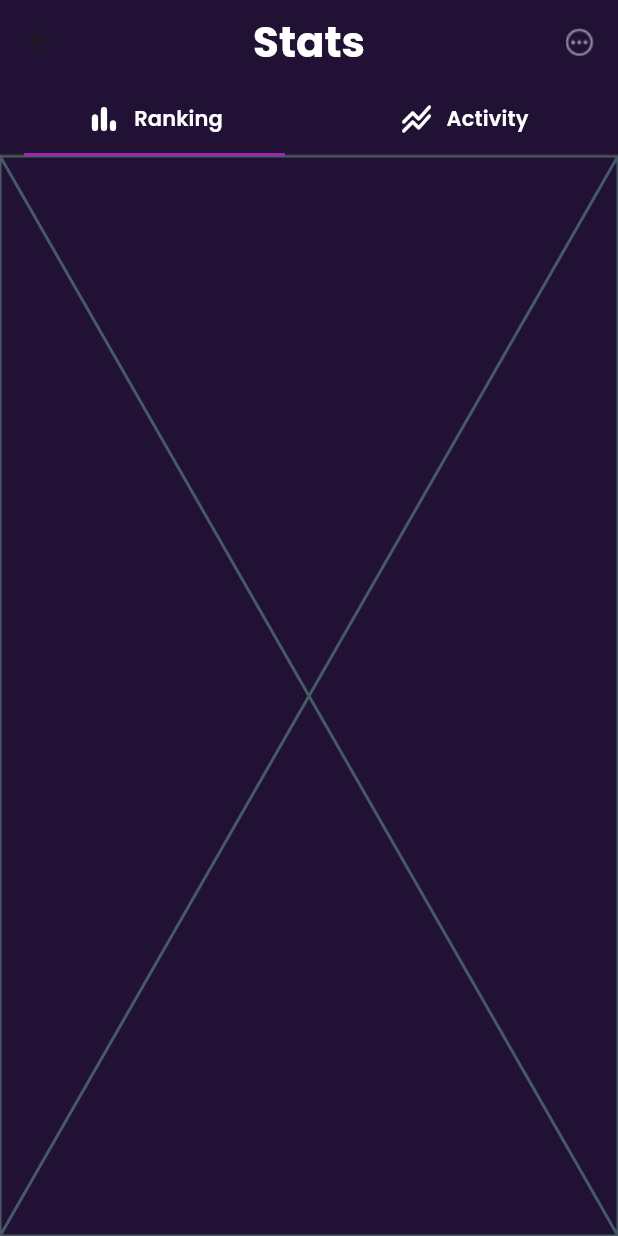
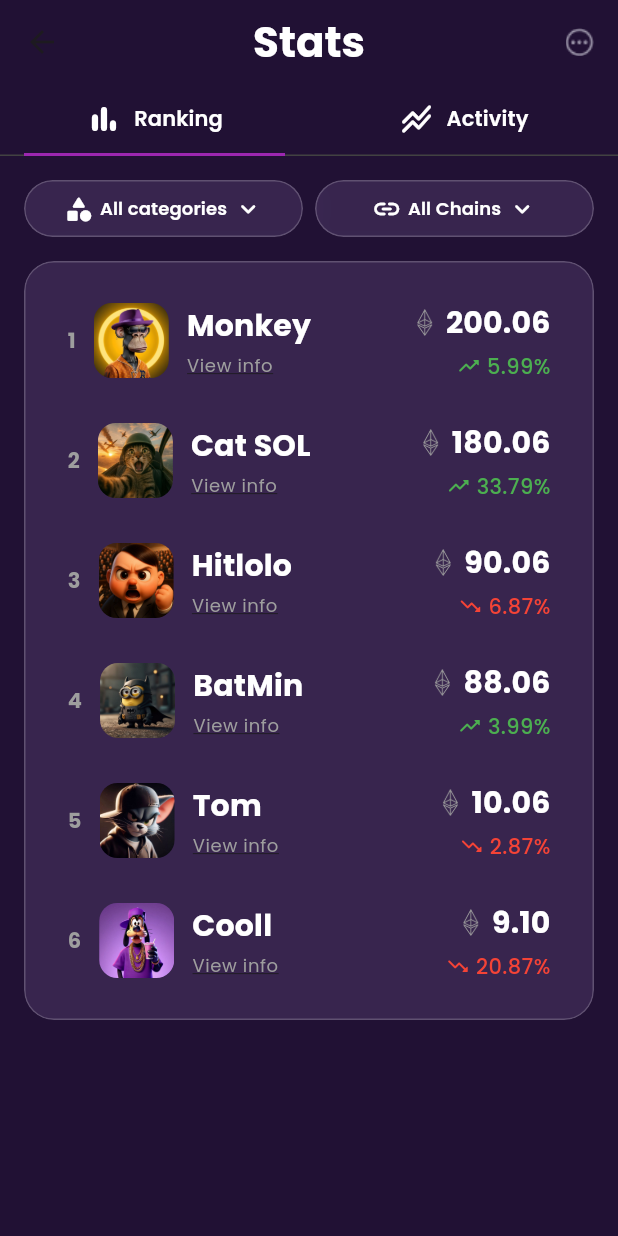
Before and after one commit to ShervinKazemi/Artora, a Flutter app: the StatsPage screen opened directly, on a phone screen of 412 x 824 dp. Run offline on Flutter 3.47's test engine with Material 3 defaults, Android fonts, the phone set to English and light mode, and no system bars; our stand-ins replace carousel_slider, gap, google_fonts.

Commit message:
feat(main): ranking_page add successfully

```diff
--- a/lib/main.dart
+++ b/lib/main.dart
@@ -1,6 +1,8 @@
 import 'package:artora/app.dart';
 import 'package:artora/presentation/home/data/repository/nft_repository.dart';
 import 'package:artora/presentation/home/home_provider.dart';
+import 'package:artora/presentation/stats/data/repository/stats_repository.dart';
+import 'package:artora/presentation/stats/stats_provider.dart';
 import 'package:artora/shared/service/json_data_service.dart';
 import 'package:flutter/material.dart';
 import 'package:flutter/services.dart';
@@ -10,13 +12,19 @@ void main() {
   WidgetsFlutterBinding.ensureInitialized();
   SystemChrome.setEnabledSystemUIMode(SystemUiMode.edgeToEdge);
 
-  final NftRepository nftRepository = NftRepository(JsonDataService());
+  final JsonDataService jsonDataService = JsonDataService();
+
+  final NftRepository nftRepository = NftRepository(jsonDataService);
+  final StatsRepository statsRepository = StatsRepository(jsonDataService);
 
   runApp(
     MultiProvider(
       providers: [
         ChangeNotifierProvider(
           create: (context) => HomeProvider(nftRepository),
+        ),
+        ChangeNotifierProvider(
+          create: (context) => StatsProvider(statsRepository)
         )
       ],
       child: const App(),
--- a/lib/presentation/stats/widget/ranking_page.dart
+++ b/lib/presentation/stats/widget/ranking_page.dart
@@ -1,10 +1,71 @@
+import 'package:artora/presentation/stats/stats_provider.dart';
+import 'package:artora/presentation/stats/widget/stats_list.dart';
+import 'package:artora/shared/widget/glassmorphism.dart';
 import 'package:flutter/material.dart';
+import 'package:gap/gap.dart';
+import 'package:artora/shared/widget/custom_button.dart';
+import 'package:provider/provider.dart';
 
+/// A page that displays NFT rankings with filtering options
 class RankingPage extends StatelessWidget {
+  static const double _padding = 16.0;
+
   const RankingPage({super.key});
 
   @override
   Widget build(BuildContext context) {
-    return const Placeholder();
+    final theme = Theme.of(context);
+
+    return CustomScrollView(
+      physics: const BouncingScrollPhysics(
+        parent: AlwaysScrollableScrollPhysics(),
+      ),
+      slivers: [
+        // Filter buttons section
+        SliverPadding(
+          padding: const EdgeInsets.all(_padding),
+          sliver: SliverToBoxAdapter(
+            child: Row(
+              children: [
+                Expanded(
+                  child: CustomButton(
+                    theme: theme,
+                    text: "All categories",
+                    icon: Icons.category_rounded,
+                  ),
+                ),
+                const Gap(8),
+                Expanded(
+                  child: CustomButton(
+                    theme: theme,
+                    text: "All Chains",
+                    icon: Icons.link_rounded,
+                  ),
+                ),
+              ],
+            ),
+          ),
+        ),
+
+        // Stats list section
+        SliverPadding(
+          padding: const EdgeInsets.symmetric(horizontal: _padding),
+          sliver: SliverToBoxAdapter(
+            child: GlassMorphism(
+              backgroundColor: theme.colorScheme.primary,
+              child: Card(
+                elevation: 0,
+                color: Colors.transparent,
+                child: Consumer<StatsProvider>(
+                  builder: (context, provider, _) => provider.stats.isEmpty
+                    ? const Center(child: CircularProgressIndicator())
+                    : StatsList(stats: provider.stats),
+                ),
+              ),
+            ),
+          ),
+        ),
+      ],
+    );
   }
 }
--- /dev/null
+++ b/lib/presentation/stats/widget/stats_item.dart
@@ -0,0 +1,137 @@
+import 'package:artora/core/constants.dart';
+import 'package:artora/presentation/stats/data/model/stats.dart';
+import 'package:flutter/material.dart';
+import 'package:gap/gap.dart';
+
+class StatsItem extends StatelessWidget {
+  static const double _imageSize = 50.0;
+  static const double _ethIconSize = 20.0;
+
+  final Stats stats;
+  const StatsItem({super.key, required this.stats});
+
+  @override
+  Widget build(BuildContext context) {
+    final theme = Theme.of(context);
+    final isPositiveChange = stats.chance >= 0;
+
+    return Container(
+      padding: const EdgeInsets.symmetric(horizontal: 8.0, vertical: 8.0),
+      child: Row(
+        mainAxisAlignment: MainAxisAlignment.spaceBetween,
+        children: [
+          Expanded(
+            flex: 3,
+            child: Row(
+              children: [
+                Text(
+                  "${stats.id}",
+                  style: theme.textTheme.bodyMedium?.copyWith(
+                    color: Colors.grey,
+                    fontWeight: FontWeight.bold,
+                  ),
+                ),
+                const Gap(12),
+                ClipRRect(
+                  borderRadius: BorderRadius.circular(12),
+                  child: Image.asset(
+                    "${AppConstants.baseUrl}${stats.imageUrl}",
+                    width: _imageSize,
+                    height: _imageSize,
+                    fit: BoxFit.cover,
+                  ),
+                ),
+                const Gap(12),
+                Expanded(
+                  child: Column(
+                    crossAxisAlignment: CrossAxisAlignment.start,
+                    mainAxisAlignment: MainAxisAlignment.center,
+                    children: [
+                      Text(
+                        stats.name,
+                        style: theme.textTheme.titleMedium?.copyWith(
+                          fontWeight: FontWeight.bold,
+                        ),
+                        overflow: TextOverflow.ellipsis,
+                      ),
+                      const Gap(4),
+                      Text(
+                        "View info",
+                        style: theme.textTheme.bodySmall?.copyWith(
+                          color: Colors.grey,
+                          decoration: TextDecoration.underline,
+                          fontSize: 12
+                        ),
+                      ),
+                    ],
+                  ),
+                ),
+              ],
+            ),
+          ),
+          Expanded(
+            flex: 2,
+            child: Column(
+              crossAxisAlignment: CrossAxisAlignment.end,
+              mainAxisAlignment: MainAxisAlignment.center,
+              children: [
+                Row(
+                  mainAxisAlignment: MainAxisAlignment.end,
+                  mainAxisSize: MainAxisSize.min,
+                  children: [
+                    Image.asset(
+                      "assets/image/eth.png",
+                      width: _ethIconSize,
+                      height: _ethIconSize,
+                      color: Colors.grey,
+                    ),
+                    const Gap(4),
+                    Text(
+                      _formatPrice(stats.price),
+                      style: theme.textTheme.titleMedium?.copyWith(
+                        fontWeight: FontWeight.bold,
+                      ),
+                    ),
+                  ],
+                ),
+                const Gap(4),
+                // Change percentage
+                Row(
+                  mainAxisAlignment: MainAxisAlignment.end,
+                  mainAxisSize: MainAxisSize.min,
+                  children: [
+                    Icon(
+                      isPositiveChange
+                          ? Icons.trending_up_rounded
+                          : Icons.trending_down_rounded,
+                      color: isPositiveChange ? Colors.green : Colors.red,
+                      size: 16,
+                    ),
+                    const Gap(4),
+                    Text(
+                      "${stats.chance.abs().toStringAsFixed(2)}%",
+                      style: theme.textTheme.bodyMedium?.copyWith(
+                        color: isPositiveChange ? Colors.green : Colors.red,
+                        fontWeight: FontWeight.w500,
+                      ),
+                    ),
+                  ],
+                ),
+              ],
+            ),
+          ),
+        ],
+      ),
+    );
+  }
+
+  String _formatPrice(double price) {
+    if (price >= 1000000) {
+      return (price / 1000000).toStringAsFixed(2);
+    } else if (price >= 1000) {
+      return (price / 1000).toStringAsFixed(2);
+    } else {
+      return price.toStringAsFixed(2);
+    }
+  }
+}
--- /dev/null
+++ b/lib/presentation/stats/widget/stats_list.dart
@@ -0,0 +1,26 @@
+import 'package:artora/presentation/stats/data/model/stats.dart';
+import 'package:artora/presentation/stats/widget/stats_item.dart';
+import 'package:flutter/material.dart';
+
+/// A widget that displays a list of stats items
+class StatsList extends StatelessWidget {
+  static const double _itemHeight = 80.0;
+
+  /// The list of stats to display
+  final List<Stats> stats;
+
+  const StatsList({super.key, required this.stats});
+
+  @override
+  Widget build(BuildContext context) {
+    return ListView.builder(
+      padding: const EdgeInsets.symmetric(horizontal: 16, vertical: 8),
+      itemCount: stats.length,
+      physics: const NeverScrollableScrollPhysics(),
+      shrinkWrap: true,
+      itemExtent: _itemHeight,
+      cacheExtent: _itemHeight * 5, // Cache 5 items ahead
+      itemBuilder: (context, index) => StatsItem(stats: stats[index]),
+    );
+  }
+}
--- /dev/null
+++ b/lib/shared/widget/custom_button.dart
@@ -0,0 +1,49 @@
+import 'package:flutter/material.dart';
+import 'package:gap/gap.dart';
+import 'package:artora/shared/widget/glassmorphism.dart';
+
+
+class CustomButton extends StatelessWidget {
+  final ThemeData theme;
+  final String text;
+  final IconData icon;
+  const CustomButton({
+    super.key,
+    required this.theme,
+    required this.text,
+    required this.icon,
+  });
+
+  @override
+  Widget build(BuildContext context) {
+    return Expanded(
+      child: GlassMorphism(
+        backgroundColor: theme.colorScheme.primary,
+        child: Padding(
+          padding: const EdgeInsets.symmetric(horizontal: 16, vertical: 8),
+          child: Row(
+            mainAxisAlignment: MainAxisAlignment.center,
+            mainAxisSize: MainAxisSize.min,
+            children: [
+              Icon(icon, color: Colors.white, size: 20),
+              const Gap(4),
+              Text(
+                text,
+                style: theme.textTheme.titleSmall?.copyWith(
+                  fontSize: 12,
+                  color: Colors.white,
+                ),
+              ),
+              const Gap(4),
+              const Icon(
+                Icons.keyboard_arrow_down_rounded,
+                color: Colors.white,
+                size: 20,
+              ),
+            ],
+          ),
+        ),
+      ),
+    );
+  }
+}
--- a/pubspec.yaml
+++ b/pubspec.yaml
@@ -29,3 +29,4 @@ flutter:
     - assets/icon/
     - assets/image/
     - assets/data/nft.json
+    - assets/data/stats.json
```
